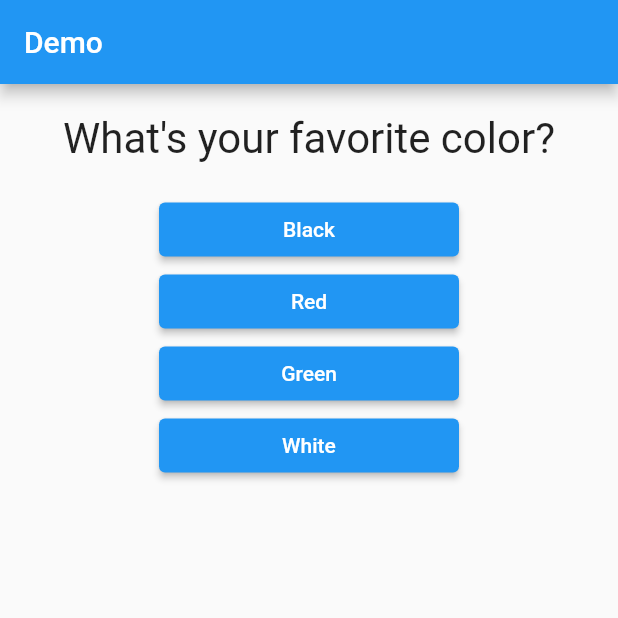
After one commit to arielt/flutter_demo, a Flutter app: the screen it shows after launch, on a phone screen of 412 x 824 dp, the top half of it. The commit adds this screen. Run offline on Flutter 3.47's test engine with Material 2 defaults, Android fonts, the phone set to English and light mode, and no system bars.

Commit message:
separate out question and answer widgets

```diff
--- a/lib/main.dart
+++ b/lib/main.dart
@@ -1,7 +1,7 @@
 import 'package:flutter/material.dart';
 
-import './answer.dart';
-import './question.dart';
+import './quiz.dart';
+import './result.dart';
 
 void main() => runApp(MyApp());
 
@@ -15,7 +15,7 @@ class MyApp extends StatefulWidget {
 class _MyAppState extends State<MyApp> {
   var _questionIndex = 0;
 
-  final questions = const [
+  final _questions = const [
     {
       'questionText': 'What\'s your favorite color?',
       'answers': ['Black', 'Red', 'Green', 'White']
@@ -31,7 +31,7 @@ class _MyAppState extends State<MyApp> {
   ];
 
   void _answerQuestion() {
-    if (_questionIndex < questions.length) {
+    if (_questionIndex < _questions.length) {
       print('We have more questions');
     } else {
       print('No more questions');
@@ -46,18 +46,10 @@ class _MyAppState extends State<MyApp> {
   @override
   Widget build(BuildContext context) {
     return MaterialApp(
-      home: Scaffold(
-          appBar: AppBar(title: Text('Demo')),
-          body: _questionIndex < questions.length ? Column(
-            children: [
-              Question(questions[_questionIndex]['questionText']),
-              ...(questions[_questionIndex]['answers'] as List<String>)
-                  .map((answer) {
-                return Answer(_answerQuestion, answer);
-              }).toList()
-            ],
-          ) : Center (child: Text('You did it!'))
-      )
-    );
+        home: Scaffold(
+            appBar: AppBar(title: Text('Demo')),
+            body: _questionIndex < _questions.length
+                ? Quiz(_answerQuestion, _questions, _questionIndex)
+                : Result()));
   }
 }
--- /dev/null
+++ b/lib/quiz.dart
@@ -0,0 +1,24 @@
+import 'package:flutter/material.dart';
+
+import './answer.dart';
+import './question.dart';
+
+class Quiz extends StatelessWidget {
+  final Function answerQuestion;
+  final List<Map<String, Object>> questions;
+  final int questionIndex;
+
+  Quiz(this.answerQuestion, this.questions, this.questionIndex);
+
+  @override
+  Widget build(BuildContext context) {
+    return Column(
+      children: [
+        Question(questions[questionIndex]['questionText']),
+        ...(questions[questionIndex]['answers'] as List<String>).map((answer) {
+          return Answer(answerQuestion, answer);
+        }).toList()
+      ],
+    );
+  }
+}
```
Also changed, not shown: lib/result.dart (added, +8 -0 lines).
